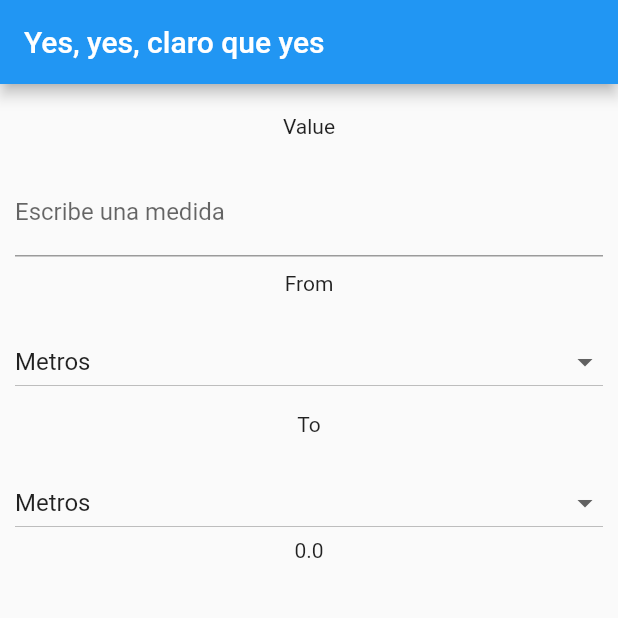
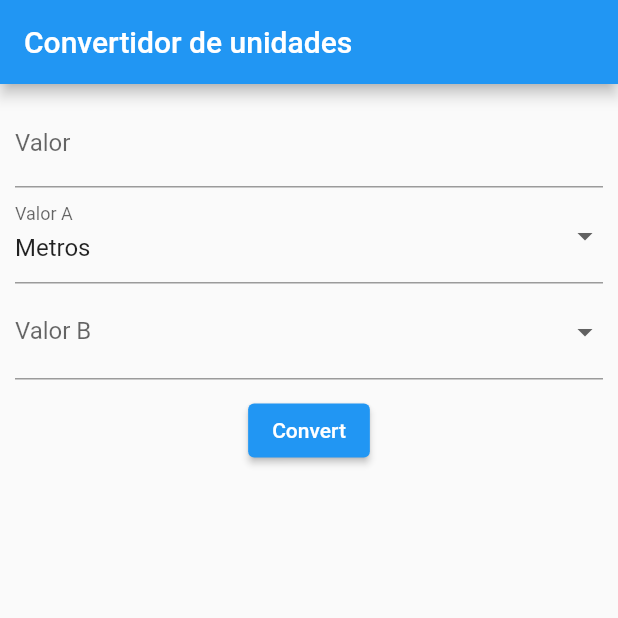
Before and after one commit to jjnorris31/flutter_converter_app, a Flutter app: the screen it shows after launch, on a phone screen of 412 x 824 dp, the top half of it. Run offline on Flutter 3.47's test engine with Material 2 defaults, Android fonts, the phone set to English and light mode, and no system bars.

Commit message:
feat: project finished

```diff
--- a/lib/main.dart
+++ b/lib/main.dart
@@ -12,18 +12,32 @@ class MyApp extends StatefulWidget {
 class MyAppState extends State<MyApp> {
 
   double _numberForm;
-  String _measureForm;
+  String _result;
+  String _aMeasureForm;
+  String _bMeasureForm;
   List<String> _measures = [
     'Metros',
     'Kilómetros',
-    'Millas',
-    'Gramos'
   ];
 
   void initState() {
     _numberForm = 0;
-    _measureForm = 'Metros';
+    _aMeasureForm = 'Metros';
     super.initState();
+  }
+
+  double converter() {
+
+    double result = 0.0;
+
+    if (_aMeasureForm == 'Metros' && _bMeasureForm == 'Metros') {
+      result = _numberForm;
+    } else if (_aMeasureForm == 'Metros' && _bMeasureForm == 'Kilómetros') {
+      result = _numberForm * 1000.0;
+    } else if (_aMeasureForm == 'Kilómetros' && _bMeasureForm == 'Metros') {
+     result = _numberForm / 1000.0;
+    }
+    return result;
   }
 
   Widget build(BuildContext context) {
@@ -43,22 +57,17 @@ class MyAppState extends State<MyApp> {
       ),
       home: Scaffold(
           appBar: AppBar(
-            title: Text('Yes, yes, claro que yes'),
+            title: Text('Convertidor de unidades'),
           ),
           body: Center(
             child: Padding(
               padding: EdgeInsets.all(10.0),
               child:  Column(
                 children: [
-                  Center(
-                      child: Padding(
-                        padding: EdgeInsets.only(top: 10.0, bottom: 20.0),
-                        child: Text('Value'),
-                      )
-                  ),
                   TextField(
                     decoration: InputDecoration(
-                      labelText: 'Escribe una medida',
+                      labelText: 'Valor',
+                      hintText: 'Escribe una medida'
                     ),
                     onChanged: (text) {
                       var rv = double.tryParse(text);
@@ -69,43 +78,57 @@ class MyAppState extends State<MyApp> {
                       }
                     },
                   ),
-                  Center(
-                      child: Padding(
-                        padding: EdgeInsets.only(top: 10.0, bottom: 20.0),
-                        child: Text('From'),
-                      )
-                  ),
-                  DropdownButton(
+                  DropdownButtonFormField(
                     isExpanded: true,
+                    decoration: InputDecoration(
+                        labelText: 'Valor A'
+                    ),
                     items: _measures.map((String value) {
                       return DropdownMenuItem<String>(child: Text(value), value: value,);
                     }).toList(),
-                    value: _measureForm,
+                    value: _aMeasureForm,
                     onChanged: (newValue) {
                       setState(() {
-                        _measureForm = newValue;
+                        _aMeasureForm = newValue;
                       });
                     },
                   ),
-                  Center(
-                      child: Padding(
-                        padding: EdgeInsets.only(top: 10.0, bottom: 20.0),
-                        child: Text('To'),
-                      )
-                  ),
-                  DropdownButton(
+                  DropdownButtonFormField(
                     isExpanded: true,
+                    decoration: InputDecoration(
+                      labelText: 'Valor B'
+                    ),
                     items: _measures.map((String value) {
                       return DropdownMenuItem<String>(child: Text(value), value: value,);
                     }).toList(),
-                    value: _measureForm,
+                    value: _bMeasureForm,
                     onChanged: (newValue) {
                       setState(() {
-                        _measureForm = newValue;
+                        _bMeasureForm = newValue;
                       });
                     },
                   ),
-                  Text((_numberForm == null) ? '' : _numberForm.toString()),
+                  Padding(
+                    padding: EdgeInsets.symmetric(vertical: 10.0),
+                    child:
+                    ElevatedButton(
+                        onPressed: () => {
+                          setState(() {
+                            _result = converter().toString();
+                          })
+                        },
+
+                        child: Text('Convert')
+                    ),
+                  ),
+                  Padding(
+                    padding: EdgeInsets.symmetric(vertical: 20.0),
+                    child: Text((_result == null) ? '' : _result.toString(),
+                    style: TextStyle(
+                      fontSize: 20.0
+                    ),
+                    ),
+                  )
                 ],
               ),
             )
```
